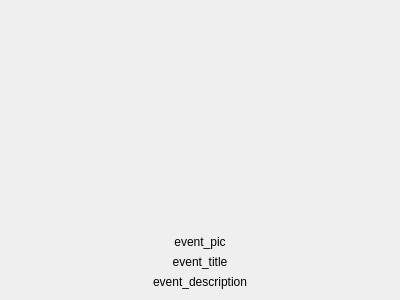
CentraleFitness/dynamic_display, file dynamic-display/ui/EventWidget.ui: the form before one commit.
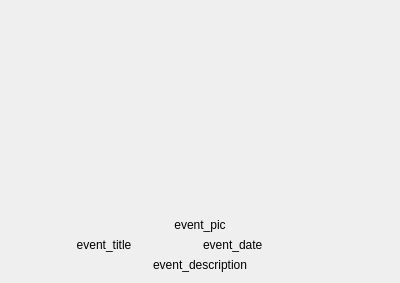
The form after the commit.

Diff of the .ui file:
```diff
--- a/dynamic-display/ui/EventWidget.ui
+++ b/dynamic-display/ui/EventWidget.ui
@@ -7,26 +7,19 @@
     <x>0</x>
     <y>0</y>
     <width>400</width>
-    <height>300</height>
+    <height>283</height>
    </rect>
   </property>
   <property name="windowTitle">
    <string>Form</string>
   </property>
+  <property name="styleSheet">
+   <string notr="true"/>
+  </property>
   <layout class="QGridLayout" name="gridLayout">
    <item row="1" column="0">
-    <layout class="QVBoxLayout" name="verticalLayout">
-     <item>
-      <widget class="QLabel" name="event_pic">
-       <property name="text">
-        <string>event_pic</string>
-       </property>
-       <property name="alignment">
-        <set>Qt::AlignCenter</set>
-       </property>
-      </widget>
-     </item>
-     <item>
+    <layout class="QGridLayout" name="gridLayout_2">
+     <item row="1" column="0">
       <widget class="QLabel" name="event_title">
        <property name="text">
         <string>event_title</string>
@@ -36,7 +29,24 @@
        </property>
       </widget>
      </item>
-     <item>
+     <item row="1" column="1">
+      <widget class="QLabel" name="event_date">
+       <property name="text">
+        <string>event_date</string>
+       </property>
+      </widget>
+     </item>
+     <item row="0" column="0" colspan="2">
+      <widget class="QLabel" name="event_pic">
+       <property name="text">
+        <string>event_pic</string>
+       </property>
+       <property name="alignment">
+        <set>Qt::AlignCenter</set>
+       </property>
+      </widget>
+     </item>
+     <item row="2" column="0" colspan="2">
       <widget class="QLabel" name="event_description">
        <property name="text">
         <string>event_description</string>
```
